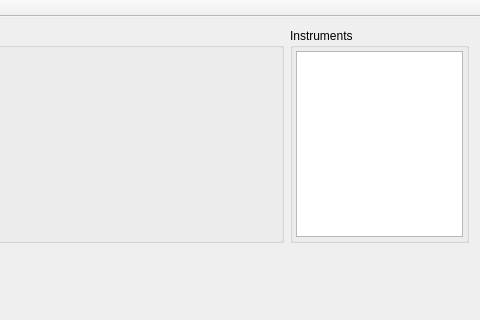
The window that BambooTracker/gui/mainwindow.ui (BambooTracker/BambooTracker) describes before a commit, drawn with Qt 5; both pictures show x 453 to 933 and y 0 to 320 of the 933 by 783 pixel window.
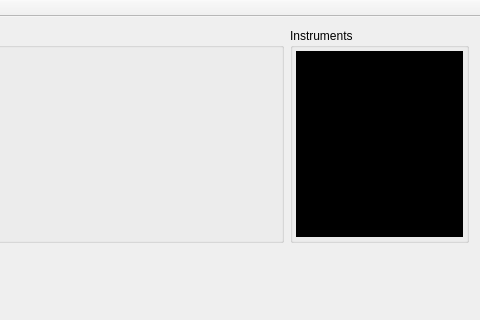
The same window after the commit. Custom widgets are drawn as their Qt base class.

Commit message: Fix instrument list color

```diff
--- a/BambooTracker/gui/mainwindow.ui
+++ b/BambooTracker/gui/mainwindow.ui
@@ -37,7 +37,29 @@
         <number>6</number>
        </property>
        <item row="0" column="2">
-        <widget class="QListWidget" name="instrumentListWidget"/>
+        <widget class="QListWidget" name="instrumentListWidget">
+         <property name="styleSheet">
+          <string notr="true">QListWidget {
+	color: white;
+	background-color: black;
+}
+
+QListWidget::item:hover {
+	color: white;
+	background: rgb(255, 255, 255, 30%);
+}
+
+QListWidget::item:selected {
+	color: white;
+	background: rgb(110, 90, 140);
+}
+
+QListWidget::item:selected:hover {
+	color: white;
+	background: rgb(140, 120, 170);
+}</string>
+         </property>
+        </widget>
        </item>
       </layout>
      </widget>
```
